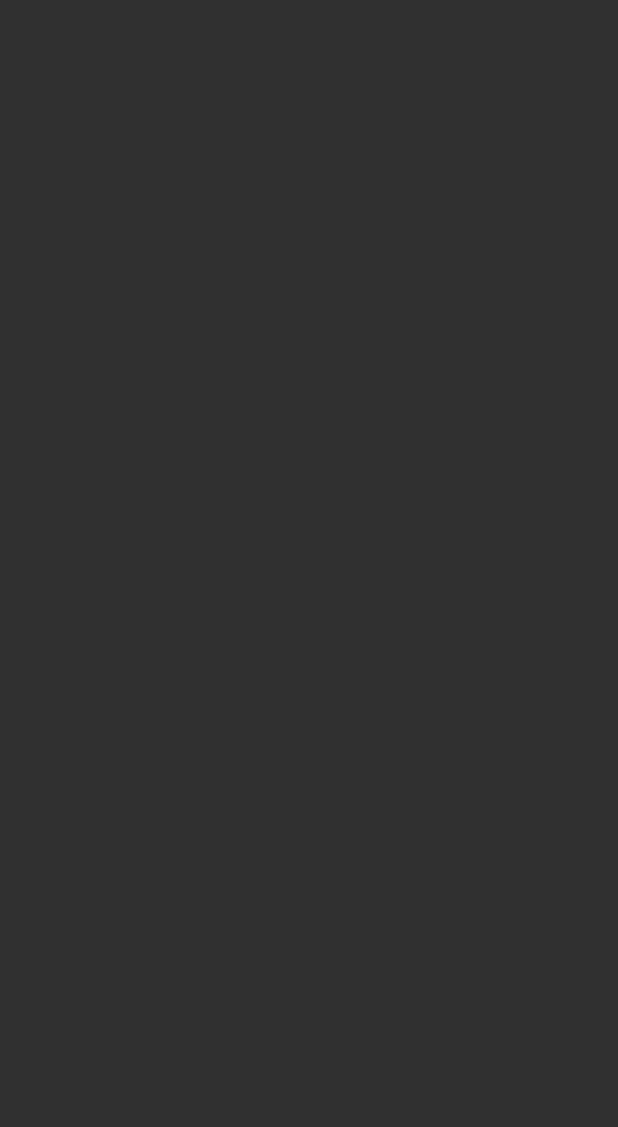
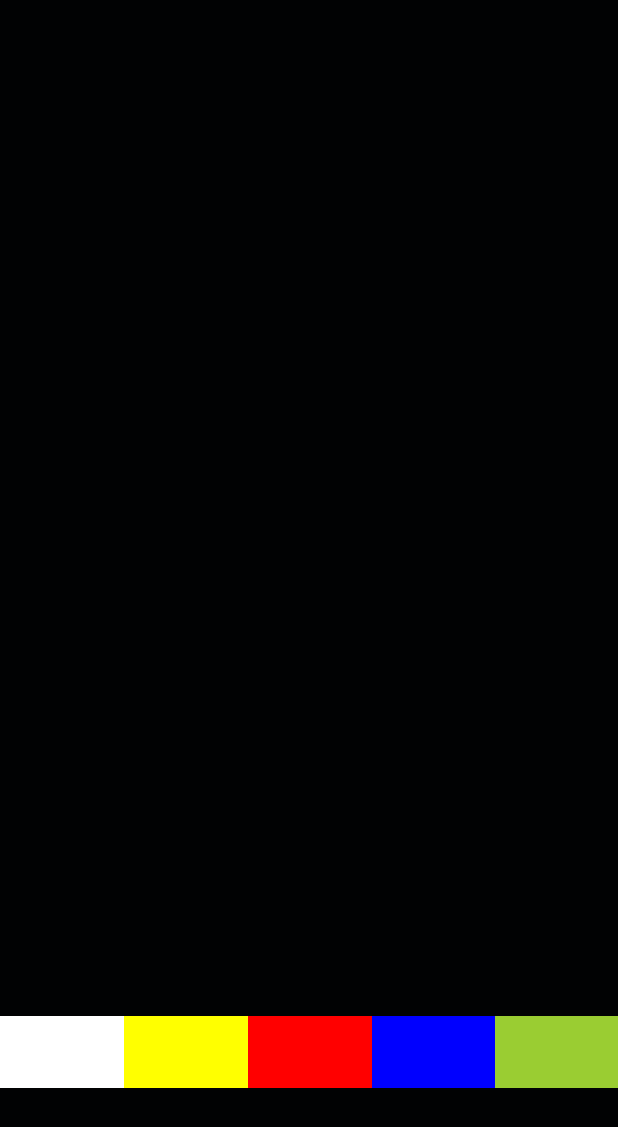
Before and after one commit to LaunDan/Draw_Place, an Android app: the DrawPlaceActivity screen opened directly, with no data from a screen before it, on a phone screen of 412 x 824 dp. Before the commit the part shown is empty. Shown: the top 1127 px of the screen. Run offline under Robolectric (Android 15) with nearby library versions, the phone set to English and light mode, and no system bars.

Commit message:
insert myCanvas to the view

```diff
--- a/app/src/main/java/drawplace/p/DrawPlaceActivity.java
+++ b/app/src/main/java/drawplace/p/DrawPlaceActivity.java
@@ -4,6 +4,7 @@
 import android.os.Bundle;
 import android.view.MotionEvent;
 import android.view.WindowManager;
+import android.widget.FrameLayout;
 import android.widget.TextView;
 
 import androidx.appcompat.app.AppCompatActivity;
@@ -20,7 +21,9 @@
         setRequestedOrientation(ActivityInfo.SCREEN_ORIENTATION_NOSENSOR);
 
         myCanvas = new MyCanvas(this);
-        setContentView(myCanvas);
+        myCanvas.setColors(0);
+        FrameLayout canvas = findViewById(R.id.frameCanvas);
+        canvas.addView(myCanvas);
     }
 
 
--- a/app/src/main/java/drawplace/p/MyCanvas.java
+++ b/app/src/main/java/drawplace/p/MyCanvas.java
@@ -14,7 +14,7 @@
 
     public MyCanvas(Context context) {
         super(context);
-        paint.setColor(Color.WHITE);
+
         paint.setAntiAlias(true);
         paint.setStyle(Paint.Style.STROKE);
         paint.setStrokeCap(Paint.Cap.ROUND);
@@ -25,11 +25,11 @@
     }
 
     @Override
-    public boolean onTouchEvent(MotionEvent event){
+    public boolean onTouchEvent(MotionEvent event) {
         float xPos = event.getX();
         float yPos = event.getY();
 
-        switch (event.getAction()){
+        switch (event.getAction()) {
             case MotionEvent.ACTION_DOWN:
                 path.moveTo(xPos, yPos);
                 break;
@@ -45,22 +45,21 @@
     }
 
     @Override
-    public void onDraw(Canvas canvas){
+    public void onDraw(Canvas canvas) {
         canvas.drawPath(path, paint);
     }
-     // set color of line
-    public void setColors(int color){
-        if (color == 0){
+
+    // set color of line
+    public void setColors(int color) {
+        if (color == 0) {
             paint.setColor(Color.WHITE);
         } else if (color == 1) {
             paint.setColor(Color.YELLOW);
-        } else if (color == 2){
+        } else if (color == 2) {
             paint.setColor(Color.GREEN);
-        } else if (color == 3){
+        } else if (color == 3) {
             paint.setColor(Color.BLUE);
-        } else if (color == 4){
-            paint.setColor(Color.MAGENTA);
-        } else if (color == 5){
+        } else if (color == 4) {
             paint.setColor(Color.RED);
         }
     }
```
